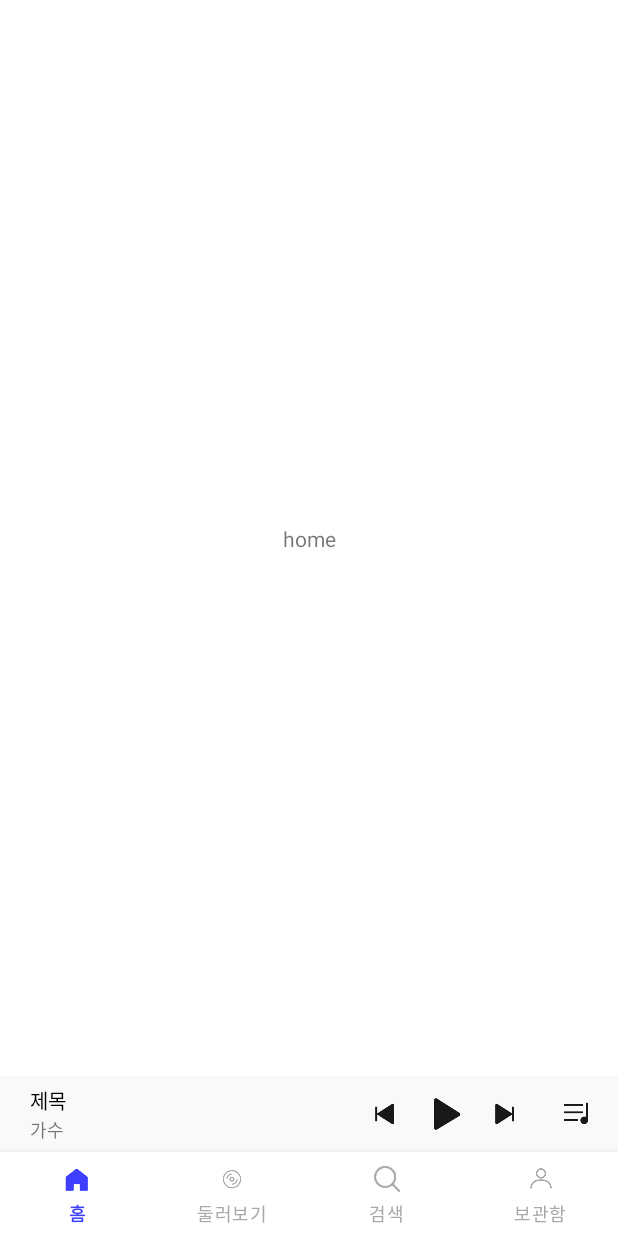
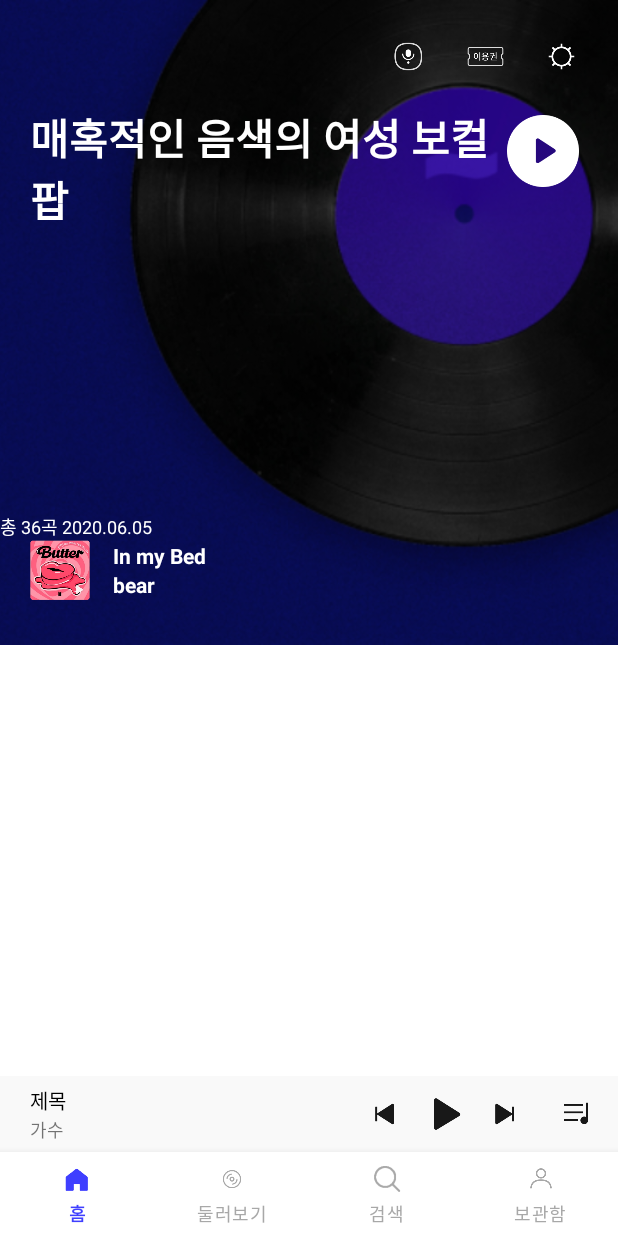
Before and after one commit to hs-1971453-Jonadan/UMC-Android-Missun, an Android app: the screen it shows after launch (MainActivity), on a phone screen of 412 x 824 dp. Run offline under Robolectric (Android 15) with nearby library versions, the phone set to English and light mode, and no system bars.

Commit message:
#1 초기 프로젝트 설정

```diff
--- a/udemy_android_template_bottomnavi-main/app/src/main/res/layout/fragment_home.xml
+++ b/udemy_android_template_bottomnavi-main/app/src/main/res/layout/fragment_home.xml
@@ -1,16 +1,130 @@
 <?xml version="1.0" encoding="utf-8"?>
-<androidx.constraintlayout.widget.ConstraintLayout xmlns:android="http://schemas.android.com/apk/res/android"
+<ScrollView xmlns:android="http://schemas.android.com/apk/res/android"
     android:layout_width="match_parent"
     android:layout_height="match_parent"
-    xmlns:app="http://schemas.android.com/apk/res-auto">
+    xmlns:app="http://schemas.android.com/apk/res-auto"
+    >
 
-    <TextView
-        android:layout_width="wrap_content"
-        android:layout_height="wrap_content"
-        android:text="home"
-        app:layout_constraintTop_toTopOf="parent"
-        app:layout_constraintBottom_toBottomOf="parent"
-        app:layout_constraintStart_toStartOf="parent"
-        app:layout_constraintEnd_toEndOf="parent"/>
+    <androidx.constraintlayout.widget.ConstraintLayout
+        android:layout_width="match_parent"
+        android:layout_height="wrap_content">
 
-</androidx.constraintlayout.widget.ConstraintLayout>
+        <ImageView
+            android:id="@+id/home_pannel_background_iv"
+            android:layout_width="match_parent"
+            android:layout_height="430dp"
+            android:src="@drawable/img_first_album_default"
+            android:scaleType="centerCrop"
+            app:layout_constraintTop_toTopOf="parent"
+            app:layout_constraintStart_toStartOf="parent"
+            app:layout_constraintEnd_toEndOf="parent"
+            />
+        <ImageView
+            android:id="@+id/home_pannel_btn_nugu_iv"
+            android:layout_width="35dp"
+            android:layout_height="35dp"
+            android:src="@drawable/btn_main_mike"
+            android:layout_marginTop="20dp"
+            android:layout_marginEnd="15dp"
+            app:layout_constraintEnd_toStartOf="@id/home_pannel_btn_ticket_iv"
+            app:layout_constraintTop_toTopOf="parent"
+            />
+        <ImageView
+            android:id="@+id/home_pannel_btn_ticket_iv"
+            android:layout_width="35dp"
+            android:layout_height="35dp"
+            android:src="@drawable/btn_main_ticket"
+            android:layout_marginTop="20dp"
+            android:layout_marginEnd="15dp"
+            app:layout_constraintEnd_toStartOf="@id/home_pannel_btn_setting_iv"
+            app:layout_constraintTop_toTopOf="parent"
+
+            />
+
+        <ImageView
+            android:id="@+id/home_pannel_btn_setting_iv"
+            android:layout_width="35dp"
+            android:layout_height="35dp"
+            android:src="@drawable/btn_main_setting"
+            android:layout_marginTop="20dp"
+            android:layout_marginEnd="20dp"
+            app:layout_constraintEnd_toEndOf="parent"
+            app:layout_constraintTop_toTopOf="parent"
+            />
+
+        <TextView
+            android:id="@+id/home_pannel_title_tv"
+            android:layout_width="wrap_content"
+            android:layout_height="wrap_content"
+            android:text="매혹적인 음색의 여성 보컬\n팝"
+            android:textColor="@color/white"
+            android:textSize="28dp"
+            android:textStyle="bold"
+            android:layout_marginStart="20dp"
+            android:layout_marginTop="15dp"
+            app:layout_constraintStart_toStartOf="parent"
+            app:layout_constraintTop_toBottomOf="@id/home_pannel_btn_nugu_iv"/>
+
+        <ImageView
+            android:id="@+id/home_pannel_btn_play_iv"
+            android:layout_height="60dp"
+            android:layout_width="60dp"
+            android:src="@drawable/btn_panel_play_large"
+            android:layout_marginTop="15dp"
+            android:layout_marginEnd="20dp"
+            app:layout_constraintEnd_toEndOf="parent"
+            app:layout_constraintTop_toBottomOf="@id/home_pannel_btn_nugu_iv"
+            />
+
+        <ImageView
+            android:id="@+id/home_pannel_album_img_iv"
+            android:layout_width="40dp"
+            android:layout_height="40dp"
+            android:src="@drawable/img_album_exp"
+            android:layout_marginStart="20dp"
+            android:layout_marginBottom="30dp"
+            app:layout_constraintStart_toStartOf="parent"
+            app:layout_constraintBottom_toBottomOf="@id/home_pannel_background_iv"/>
+        <TextView
+            android:id="@+id/home_pannel_album_info_tv"
+            android:layout_width="wrap_content"
+            android:layout_height="wrap_content"
+            android:text="총 36곡 2020.06.05"
+            android:textColor="@color/white"
+            android:textSize="12sp"
+            app:layout_constraintBottom_toTopOf="@id/home_pannel_album_img_iv"
+            app:layout_constraintStart_toStartOf="parent"
+            />
+
+        <TextView
+            android:id="@+id/home_pannel_album_title_tv"
+            android:layout_width="wrap_content"
+            android:layout_height="wrap_content"
+            android:text="In my Bed"
+            android:textColor="@color/white"
+            android:textStyle="bold"
+            android:layout_marginStart="15dp"
+            app:layout_constraintBottom_toTopOf="@id/home_pannel_album_singer_tv"
+            app:layout_constraintStart_toEndOf="@id/home_pannel_album_img_iv"
+            app:layout_constraintTop_toTopOf="@id/home_pannel_album_img_iv"
+            />
+        <TextView
+            android:id="@+id/home_pannel_album_singer_tv"
+            android:layout_width="wrap_content"
+            android:layout_height="wrap_content"
+            android:text="bear"
+            android:textColor="@color/white"
+            android:textStyle="bold"
+            android:layout_marginStart="15dp"
+            app:layout_constraintTop_toBottomOf="@id/home_pannel_album_title_tv"
+            app:layout_constraintStart_toEndOf="@id/home_pannel_album_img_iv"
+            app:layout_constraintBottom_toBottomOf="@id/home_pannel_album_img_iv"
+
+            />
+
+
+    </androidx.constraintlayout.widget.ConstraintLayout>
+
+
+
+</ScrollView>
```
